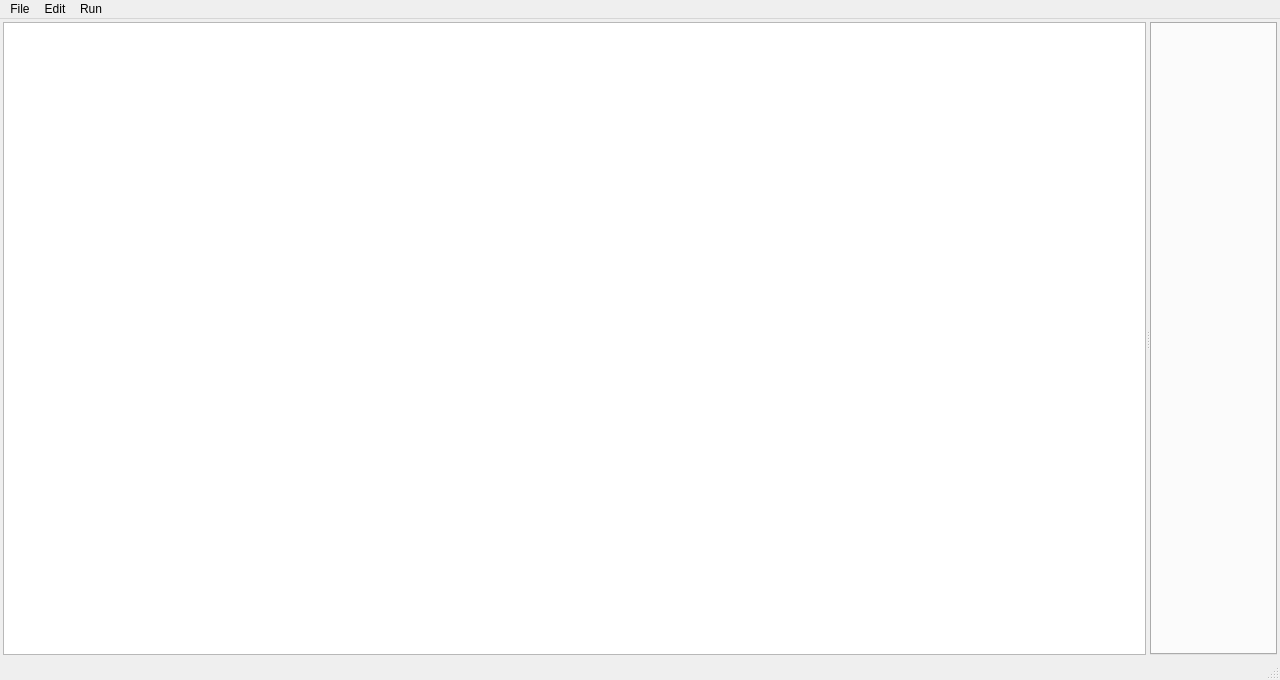
solarus-games/solarus-quest-editor, file src/gui/main_window.ui: the form before one commit.
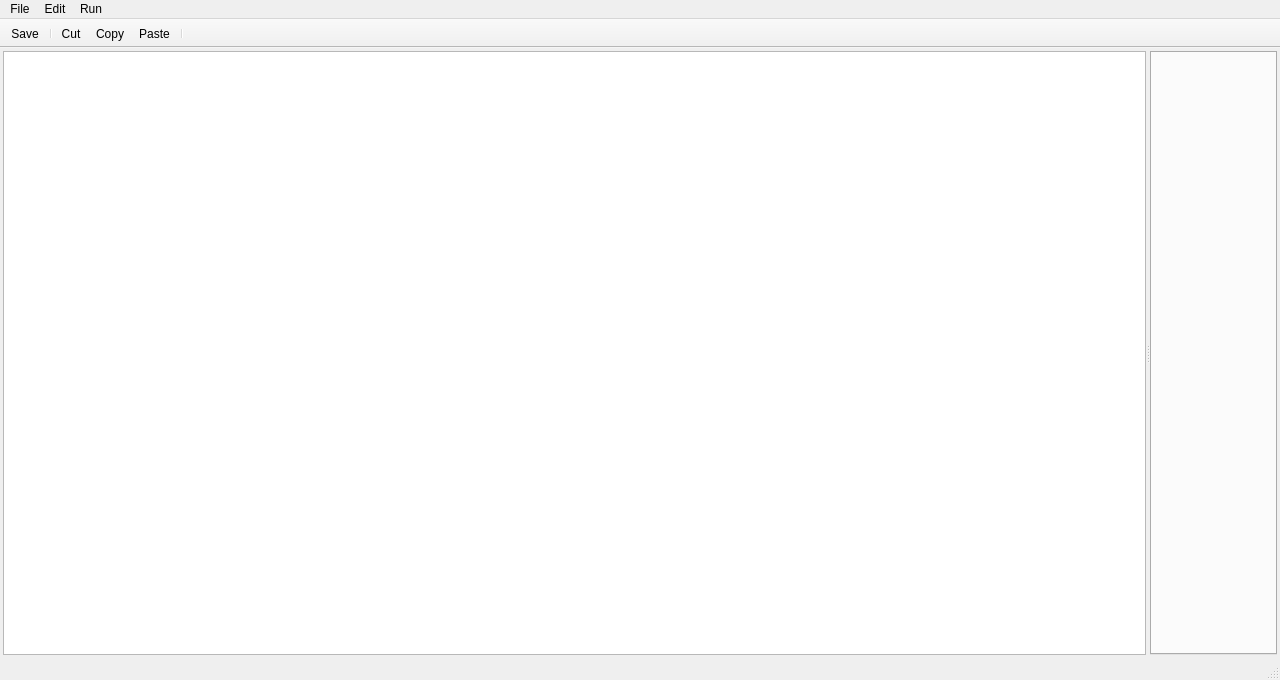
The form after the commit. Icons and pictures are not drawn. Custom widgets are drawn as their Qt base class.

Commit message: Add a toolbar with common actions.

Patch:
```diff
--- a/src/gui/main_window.ui
+++ b/src/gui/main_window.ui
@@ -96,6 +96,26 @@
    <addaction name="menu_run"/>
   </widget>
   <widget class="QStatusBar" name="status_bar"/>
+  <widget class="QToolBar" name="tool_bar">
+   <property name="windowTitle">
+    <string>toolBar</string>
+   </property>
+   <property name="movable">
+    <bool>false</bool>
+   </property>
+   <attribute name="toolBarArea">
+    <enum>TopToolBarArea</enum>
+   </attribute>
+   <attribute name="toolBarBreak">
+    <bool>false</bool>
+   </attribute>
+   <addaction name="action_save"/>
+   <addaction name="separator"/>
+   <addaction name="action_cut"/>
+   <addaction name="action_copy"/>
+   <addaction name="action_paste"/>
+   <addaction name="separator"/>
+  </widget>
   <action name="action_new_quest">
    <property name="text">
     <string>New quest...</string>
```
Left out of the diff: 16 changed lines with no effect on the pictures. The commit also changes 9 other files.
